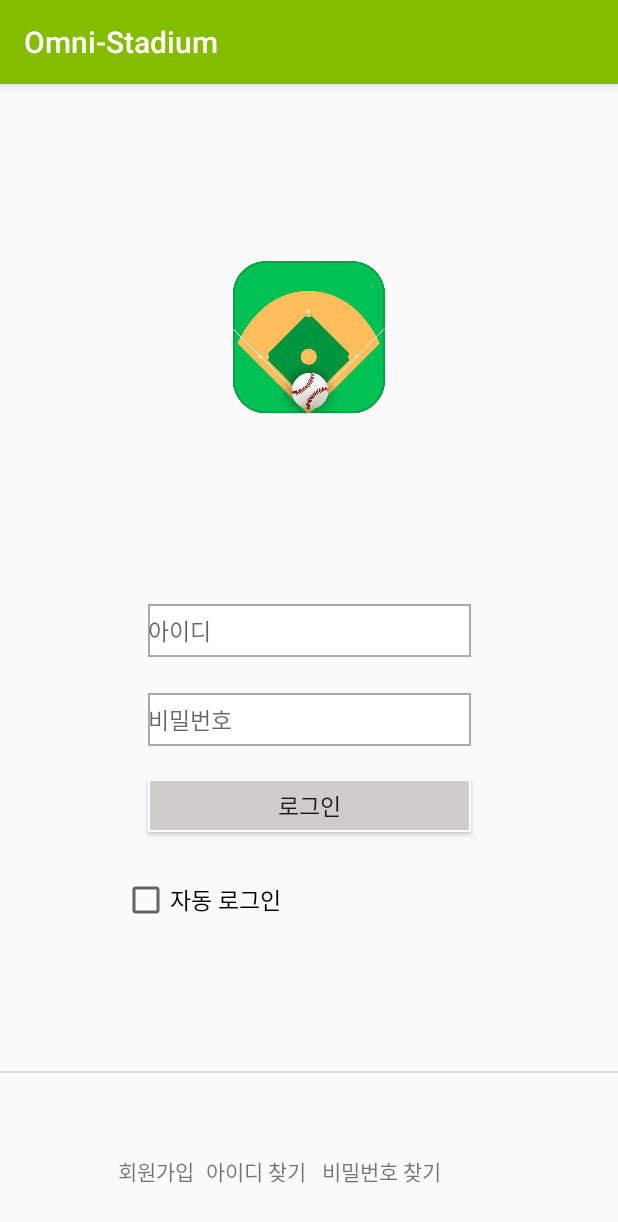
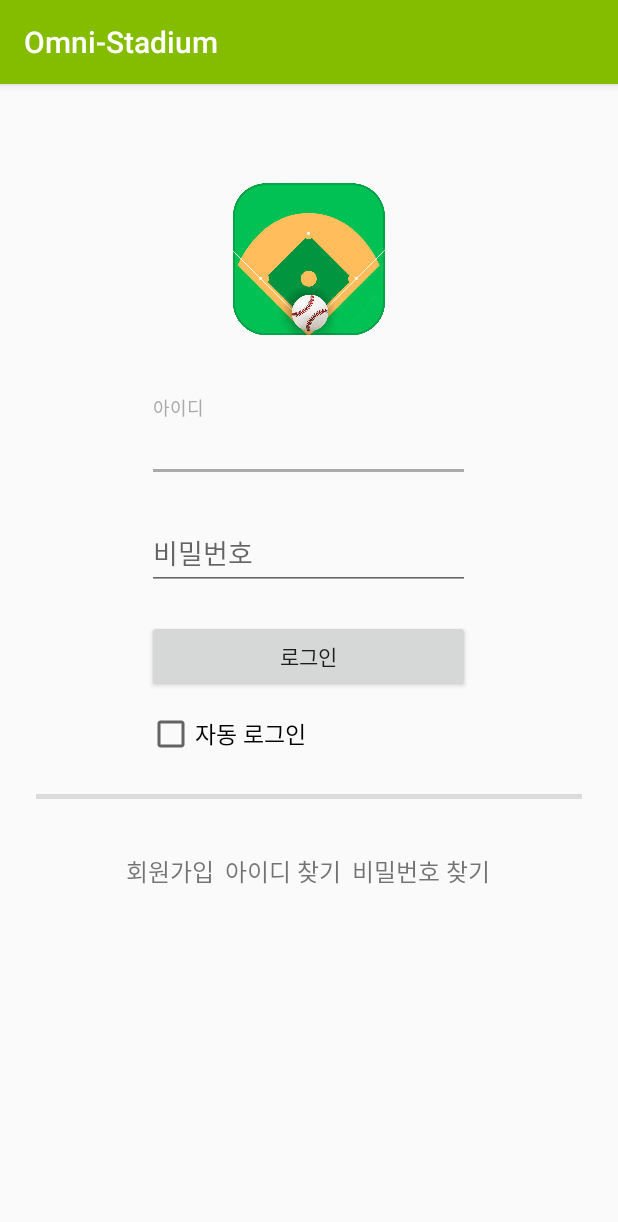
Before and after one commit to MeteorSis/Omni-Stadium--Android, an Android app: the screen it shows after launch (MainActivity), on a phone screen of 412 x 824 dp. Shown: the top 1222 px of the screen. Run offline under Robolectric (Android 15) with nearby library versions, the phone set to English and light mode, and no system bars.

Commit message:
main activity change

```diff
--- a/app/src/main/res/layout/activity_main.xml
+++ b/app/src/main/res/layout/activity_main.xml
@@ -1,166 +1,117 @@
 <?xml version="1.0" encoding="utf-8"?>
-<android.support.constraint.ConstraintLayout xmlns:android="http://schemas.android.com/apk/res/android"
-    xmlns:app="http://schemas.android.com/apk/res-auto"
+<RelativeLayout xmlns:android="http://schemas.android.com/apk/res/android"
     xmlns:tools="http://schemas.android.com/tools"
     android:layout_width="match_parent"
     android:layout_height="match_parent"
     tools:context="skhu.cse.network.omni_stadium.MainActivity">
 
+    <LinearLayout
+        android:orientation="vertical"
+        android:layout_width="match_parent"
+        android:layout_height="wrap_content"
+        android:paddingTop="56dp"
+        android:paddingLeft="24dp"
+        android:paddingRight="24dp">
 
-    <EditText
-        android:id="@+id/etID"
-        style="@style/Widget.AppCompat.AutoCompleteTextView"
+        <ImageView android:src="@drawable/omni_stadium_logo"
+            android:layout_width="104dp"
+            android:layout_height="121dp"
+            android:layout_marginBottom="24dp"
+            android:layout_gravity="center_horizontal" />
+
+        <!-- ID Label -->
+        <android.support.design.widget.TextInputLayout
             android:layout_width="215dp"
-        android:layout_height="35dp"
+            android:layout_height="wrap_content"
+            android:layout_marginTop="8dp"
             android:layout_marginBottom="8dp"
-        android:layout_marginEnd="8dp"
-        android:layout_marginLeft="8dp"
-        android:layout_marginRight="8dp"
-        android:layout_marginStart="8dp"
+            android:layout_gravity="center_horizontal">
+            <EditText android:id="@+id/input_email"
+                android:layout_width="match_parent"
+                android:layout_height="wrap_content"
+                android:inputType="text"
+                android:hint="아이디" />
+        </android.support.design.widget.TextInputLayout>
+
+        <!-- Password Label -->
+        <android.support.design.widget.TextInputLayout
+            android:layout_width="215dp"
+            android:layout_height="wrap_content"
             android:layout_marginTop="8dp"
-        android:background="@drawable/back"
-        android:ems="10"
-        android:hint="아이디"
-        android:inputType="text"
-        android:textAlignment="viewStart"
-        android:textSize="15dp"
-        app:layout_constraintBottom_toBottomOf="parent"
-        app:layout_constraintHorizontal_bias="0.503"
-        app:layout_constraintLeft_toLeftOf="parent"
-        app:layout_constraintRight_toRightOf="parent"
-        app:layout_constraintTop_toTopOf="parent"
-        app:layout_constraintVertical_bias="0.473" />
+            android:layout_marginBottom="8dp"
+            android:layout_gravity="center_horizontal">
+            <EditText android:id="@+id/input_password"
+                android:layout_width="match_parent"
+                android:layout_height="wrap_content"
+                android:inputType="textPassword"
+                android:hint="비밀번호"/>
+        </android.support.design.widget.TextInputLayout>
 
-    <EditText
-        android:id="@+id/editText3"
-        android:layout_width="215dp"
-        android:layout_height="35dp"
-        android:layout_marginBottom="8dp"
-        android:layout_marginLeft="8dp"
-        android:layout_marginRight="8dp"
-        android:layout_marginTop="8dp"
-        android:background="@drawable/back"
-        android:ems="10"
-        android:hint="비밀번호"
-        android:inputType="textPassword"
-        android:textAlignment="viewStart"
-        android:textSize="15dp"
-        app:layout_constraintBottom_toBottomOf="parent"
-        app:layout_constraintHorizontal_bias="0.503"
-        app:layout_constraintLeft_toLeftOf="parent"
-        app:layout_constraintRight_toRightOf="parent"
-        app:layout_constraintTop_toBottomOf="@+id/etID"
-        app:layout_constraintVertical_bias="0.048" />
-
-    <Button
+        <android.support.v7.widget.AppCompatButton
             android:id="@+id/btlogin"
             android:layout_width="215dp"
-        android:layout_height="35dp"
-        android:layout_marginBottom="8dp"
-        android:layout_marginLeft="8dp"
-        android:layout_marginRight="8dp"
-        android:layout_marginTop="8dp"
-        android:background="@drawable/button"
-        android:text="로그인"
-        android:textSize="15dp"
-        app:layout_constraintBottom_toBottomOf="parent"
-        app:layout_constraintHorizontal_bias="0.503"
-        app:layout_constraintLeft_toLeftOf="parent"
-        app:layout_constraintRight_toRightOf="parent"
-        app:layout_constraintTop_toBottomOf="@+id/editText3"
-        app:layout_constraintVertical_bias="0.051" />
+            android:layout_height="wrap_content"
+            android:layout_marginTop="12dp"
+            android:layout_marginBottom="12dp"
+            android:layout_gravity="center_horizontal"
+            android:padding="12dp"
+            android:text="로그인"/>
 
-    <CheckBox
-        android:id="@+id/cbAutolog"
-        android:layout_width="wrap_content"
+        <CheckBox android:id="@+id/check_autologin"
+            android:layout_width="215dp"
             android:layout_height="wrap_content"
             android:text="자동 로그인"
             android:textSize="15dp"
-        app:layout_constraintLeft_toLeftOf="parent"
-        android:layout_marginLeft="8dp"
-        android:layout_marginRight="8dp"
-        app:layout_constraintRight_toRightOf="parent"
-        android:layout_marginTop="8dp"
-        app:layout_constraintTop_toBottomOf="@+id/btlogin"
-        app:layout_constraintBottom_toBottomOf="parent"
-        android:layout_marginBottom="8dp"
-        app:layout_constraintHorizontal_bias="0.254"
-        app:layout_constraintVertical_bias="0.095"
-        android:onClick="onCheckboxClicked"/>
-
-    <ImageView
-        android:id="@+id/imageView2"
-        android:layout_width="121dp"
-        android:layout_height="104dp"
-        app:srcCompat="@drawable/omni_stadium_logo"
-        android:layout_marginBottom="8dp"
-        app:layout_constraintTop_toTopOf="parent"
-        android:layout_marginTop="8dp"
-        android:layout_marginLeft="8dp"
-        app:layout_constraintLeft_toLeftOf="parent"
-        android:layout_marginRight="8dp"
-        app:layout_constraintRight_toRightOf="parent"
-        app:layout_constraintVertical_bias="0.478"
-        app:layout_constraintBottom_toTopOf="@+id/etID" />
+            android:layout_gravity="center_horizontal"
+            android:onClick="onCheckboxClicked" />
 
         <View
+            android:layout_width="match_parent"
+            android:layout_height="3dp"
+            android:layout_marginTop="24dp"
             style="@style/Divider"
-        android:layout_marginBottom="8dp"
-        android:layout_marginTop="8dp"
-        android:visibility="visible"
-        app:layout_constraintBottom_toBottomOf="parent"
-        app:layout_constraintTop_toTopOf="parent"
-        app:layout_constraintVertical_bias="0.866"
             android:id="@+id/view"
-        android:layout_marginRight="-31dp"
-        app:layout_constraintRight_toRightOf="parent" />
+            android:visibility="visible"/>
+
+        <LinearLayout
+            android:orientation="horizontal"
+            android:layout_width="250dp"
+            android:layout_height="wrap_content"
+            android:layout_marginTop="36dp"
+            android:layout_gravity="center_horizontal"
+            android:baselineAligned="true">
 
             <TextView
                 android:id="@+id/tvregister"
                 android:layout_width="wrap_content"
                 android:layout_height="wrap_content"
-        android:layout_marginBottom="8dp"
-        android:layout_marginLeft="8dp"
-        android:layout_marginRight="8dp"
-        android:layout_marginTop="8dp"
+                android:layout_weight="1"
+                android:layout_marginBottom="12dp"
+                android:gravity="center_horizontal"
                 android:text="회원가입"
-        app:layout_constraintBottom_toBottomOf="parent"
-        app:layout_constraintHorizontal_bias="0.205"
-        app:layout_constraintLeft_toLeftOf="parent"
-        app:layout_constraintRight_toRightOf="parent"
-        app:layout_constraintTop_toTopOf="parent"
-        app:layout_constraintVertical_bias="0.966" />
+                android:textSize="16dip"/>
 
             <TextView
                 android:id="@+id/tvSearchId"
                 android:layout_width="wrap_content"
                 android:layout_height="wrap_content"
-        android:layout_marginBottom="8dp"
-        android:layout_marginLeft="8dp"
-        android:layout_marginRight="8dp"
-        android:layout_marginTop="8dp"
+                android:layout_weight="1"
+                android:layout_marginBottom="12dp"
+                android:gravity="center_horizontal"
                 android:text="아이디 찾기"
-        app:layout_constraintBottom_toBottomOf="parent"
-        app:layout_constraintHorizontal_bias="0.0"
-        app:layout_constraintLeft_toRightOf="@+id/tvregister"
-        app:layout_constraintRight_toRightOf="parent"
-        app:layout_constraintTop_toTopOf="parent"
-        app:layout_constraintVertical_bias="0.966" />
+                android:textSize="16dip"/>
 
             <TextView
                 android:id="@+id/tvSearchPW"
                 android:layout_width="wrap_content"
                 android:layout_height="wrap_content"
-        android:layout_marginBottom="8dp"
-        android:layout_marginLeft="8dp"
-        android:layout_marginRight="8dp"
-        android:layout_marginTop="8dp"
+                android:layout_weight="1"
+                android:layout_marginBottom="12dp"
+                android:gravity="center_horizontal"
                 android:text="비밀번호 찾기"
-        app:layout_constraintBottom_toBottomOf="parent"
-        app:layout_constraintHorizontal_bias="0.022"
-        app:layout_constraintLeft_toRightOf="@+id/tvSearchId"
-        app:layout_constraintRight_toRightOf="parent"
-        app:layout_constraintTop_toTopOf="parent"
-        app:layout_constraintVertical_bias="0.966" />
+                android:textSize="16dip" />
+        </LinearLayout>
 
-</android.support.constraint.ConstraintLayout>
+    </LinearLayout>
+
+</RelativeLayout>
```
Lines whose indentation alone changed are shown as unchanged.
